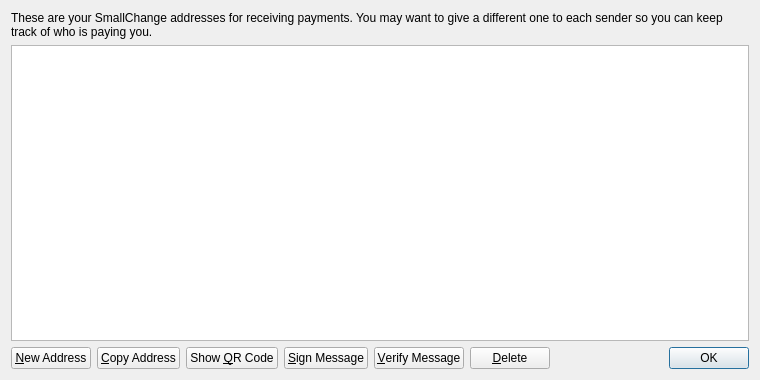
Old version of the form src/qt/forms/addressbookpage.ui in the repository alexshatesu/DoingCoin.
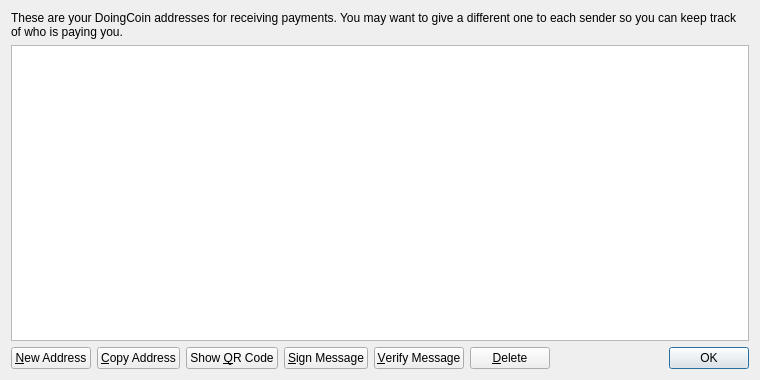
New version of the form. Icons and pictures are not drawn.

What changed in the file:
```diff
--- a/src/qt/forms/addressbookpage.ui
+++ b/src/qt/forms/addressbookpage.ui
@@ -17,7 +17,7 @@
    <item>
     <widget class="QLabel" name="labelExplanation">
      <property name="text">
-      <string>These are your SmallChange addresses for receiving payments. You may want to give a different one to each sender so you can keep track of who is paying you.</string>
+      <string>These are your DoingCoin addresses for receiving payments. You may want to give a different one to each sender so you can keep track of who is paying you.</string>
      </property>
      <property name="textFormat">
       <enum>Qt::PlainText</enum>
```
